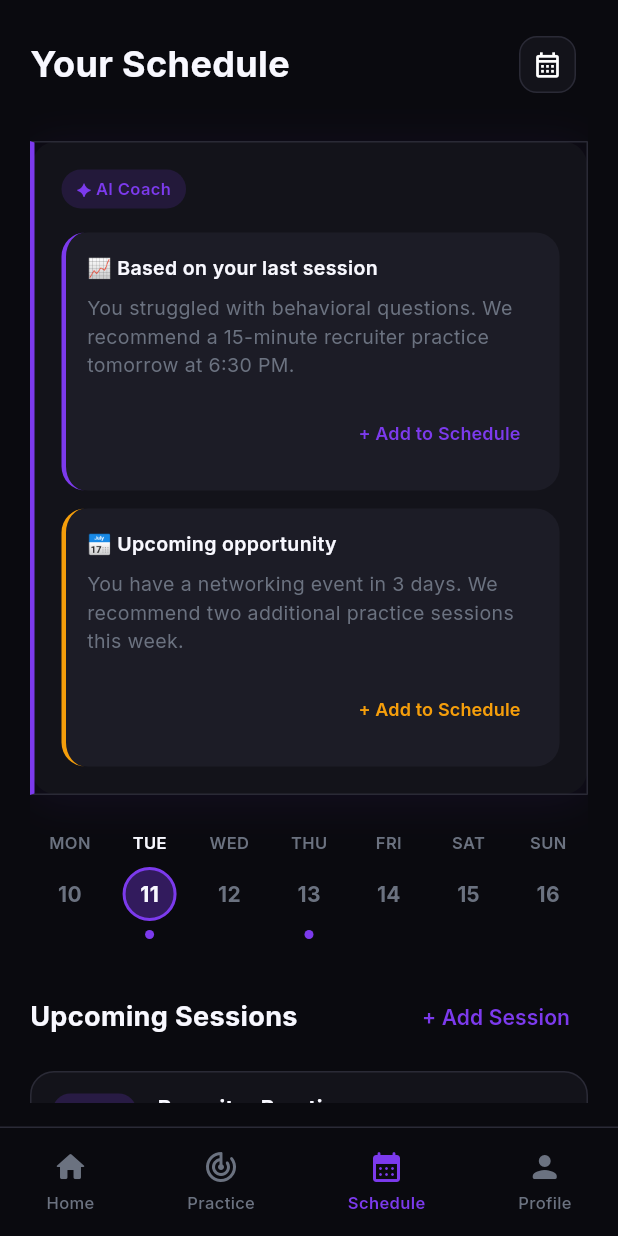
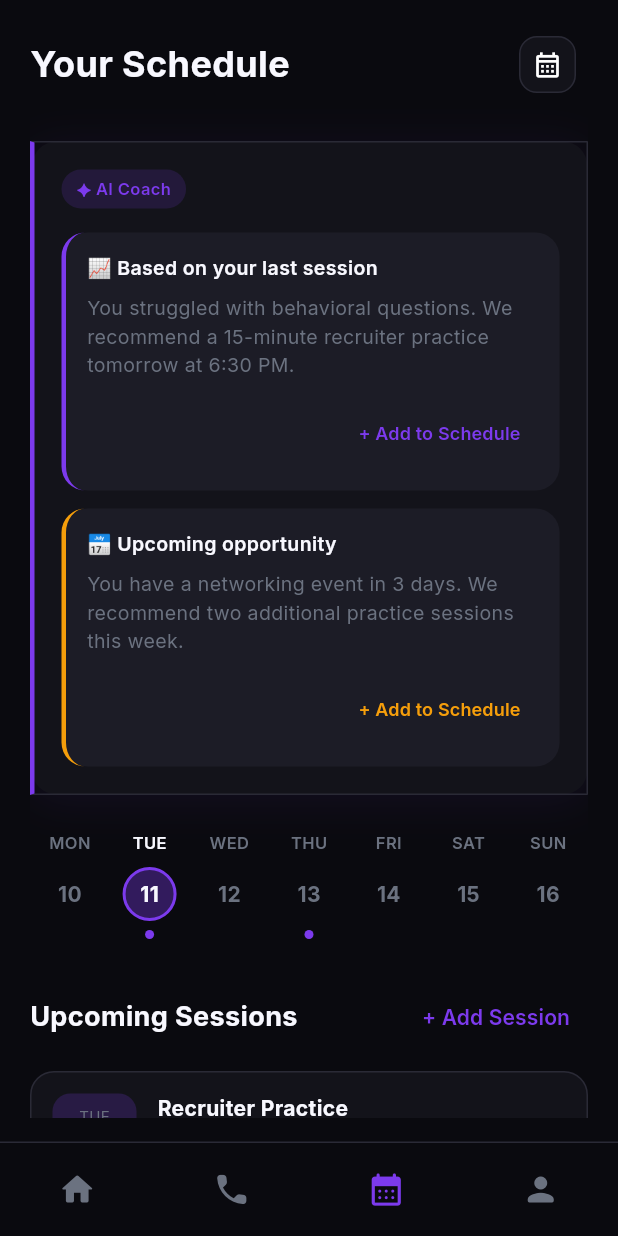
Before and after one commit to AshleenSidhu/AI-Networking-Simulator, a Flutter app: the HomeShell screen opened directly, item 3 of the bottom bar chosen, on a phone screen of 412 x 824 dp. Run offline on Flutter 3.47's test engine with Material 3 defaults, Android fonts, the phone set to English and light mode, and no system bars; our stand-ins replace google_fonts.

Commit message:
nav menu changes

```diff
--- a/networking_simulator/lib/connect_ai/screens/home_screen.dart
+++ b/networking_simulator/lib/connect_ai/screens/home_screen.dart
@@ -400,7 +400,7 @@ class _BottomNav extends StatelessWidget {
             mainAxisAlignment: MainAxisAlignment.spaceAround,
             children: [
               _Nav(0, Icons.home_rounded, 'Home', index, onTap),
-              _Nav(1, Icons.track_changes_rounded, 'Practice', index, onTap),
+              _Nav(1, Icons.phone_rounded, 'Practice', index, onTap),
               _Nav(2, Icons.calendar_month_rounded, 'Schedule', index, onTap),
               _Nav(3, Icons.person_rounded, 'Profile', index, onTap),
             ],
@@ -441,7 +441,7 @@ class _SideRail extends StatelessWidget {
             ),
             const SizedBox(height: 32),
             _RailItem(0, Icons.home_rounded, 'Home', index, onTap),
-            _RailItem(1, Icons.track_changes_rounded, 'Practice', index, onTap),
+            _RailItem(1, Icons.phone_rounded, 'Practice', index, onTap),
             _RailItem(2, Icons.calendar_month_rounded, 'Schedule', index, onTap),
             _RailItem(3, Icons.person_rounded, 'Profile', index, onTap),
           ],
@@ -508,15 +508,17 @@ class _Nav extends StatelessWidget {
   Widget build(BuildContext context) {
     final active = current == i;
     final color = active ? ConnectColors.accent : ConnectColors.textMuted;
+    final iconOnly = ConnectResponsive.isMobile(context);
     return GestureDetector(
       onTap: () => onTap(i),
       behavior: HitTestBehavior.opaque,
       child: Padding(
-        padding: const EdgeInsets.symmetric(horizontal: 16, vertical: 6),
+        padding: EdgeInsets.symmetric(horizontal: iconOnly ? 20 : 16, vertical: iconOnly ? 10 : 6),
         child: Column(
           mainAxisSize: MainAxisSize.min,
           children: [
-            Icon(icon, color: color, size: 24),
+            Icon(icon, color: color, size: iconOnly ? 26 : 24),
+            if (!iconOnly) ...[
               const SizedBox(height: 4),
               Text(
                 label,
@@ -526,6 +528,7 @@ class _Nav extends StatelessWidget {
                   fontWeight: active ? FontWeight.w600 : FontWeight.w500,
                 ),
               ),
+            ],
           ],
         ),
       ),
```
Lines whose indentation alone changed are shown as unchanged.
